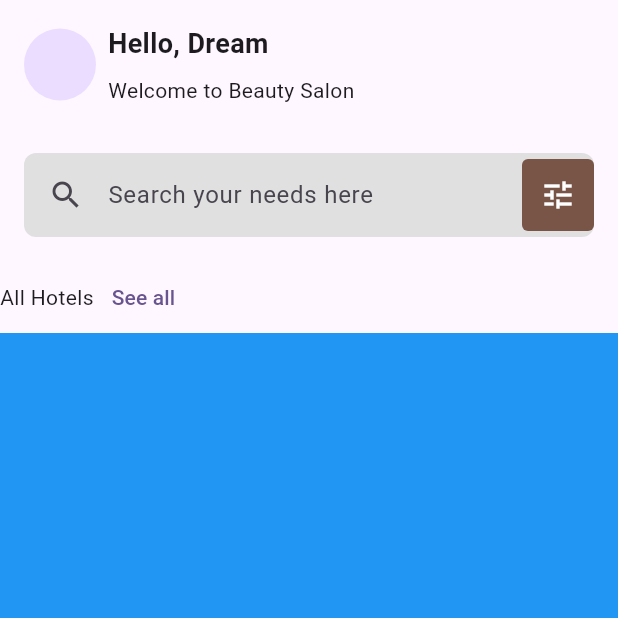
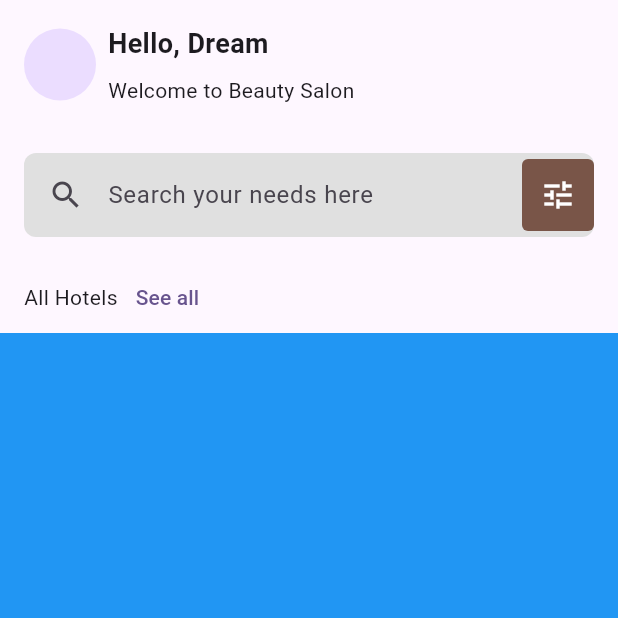
Before and after one commit to JAICHANGPARK/flutter_notebook_chapter_32, a Flutter app: the HotelBookingMainPage screen opened directly, on a phone screen of 412 x 824 dp, the top half of it. Run offline on Flutter 3.47's test engine with Material 2 defaults, Android fonts, the phone set to English and light mode, and no system bars; our stand-ins replace fl_chart.

Commit message:
Update hotel_booking_main_page.dart

```diff
--- a/lib/ep1626_hotel_booking_app/view/hotel_booking_main_page.dart
+++ b/lib/ep1626_hotel_booking_app/view/hotel_booking_main_page.dart
@@ -77,14 +77,17 @@ class _HotelBookingMainPageState extends State<HotelBookingMainPage> {
                 child: SingleChildScrollView(
               child: Column(
                 children: [
-                  Row(
+                  Padding(
+                    padding: const EdgeInsets.symmetric(horizontal: 16),
+                    child: Row(
                       children: [
-                      Text("All Hotels"),
+                        Text("All Hotels",style: TextStyle(),),
                         TextButton(
                           onPressed: () {},
                           child: Text("See all"),
                         )
                       ],
+                    ),
                   ),
                   Container(
                     height: 240,
```
Lines whose indentation alone changed are shown as unchanged.
